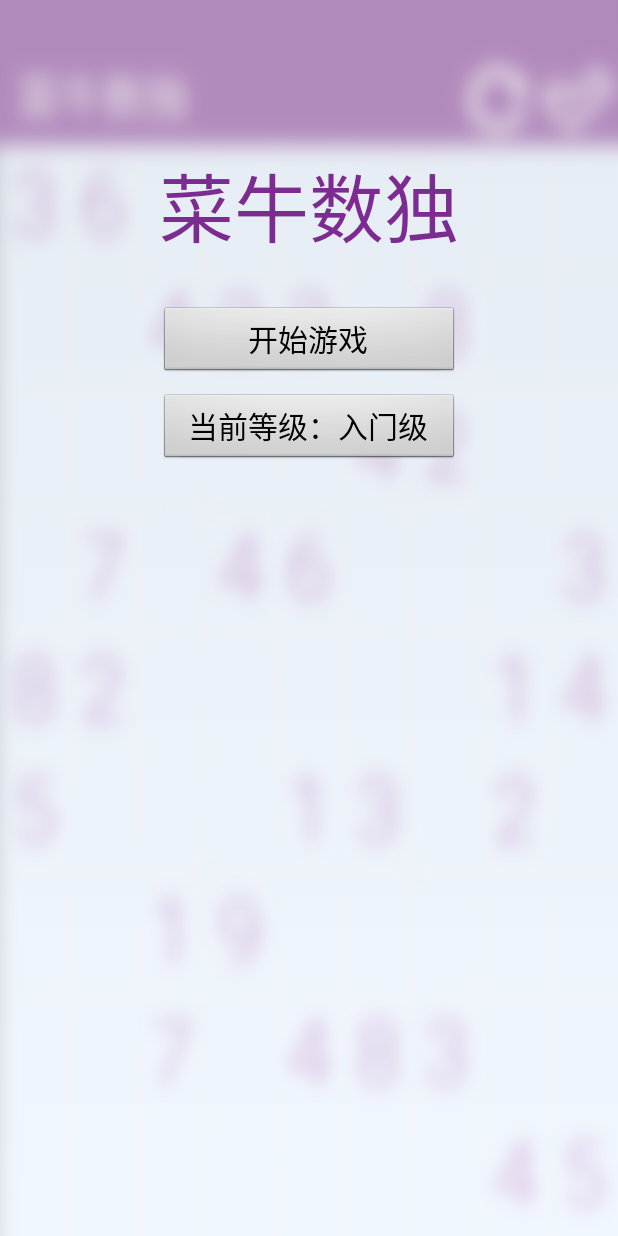
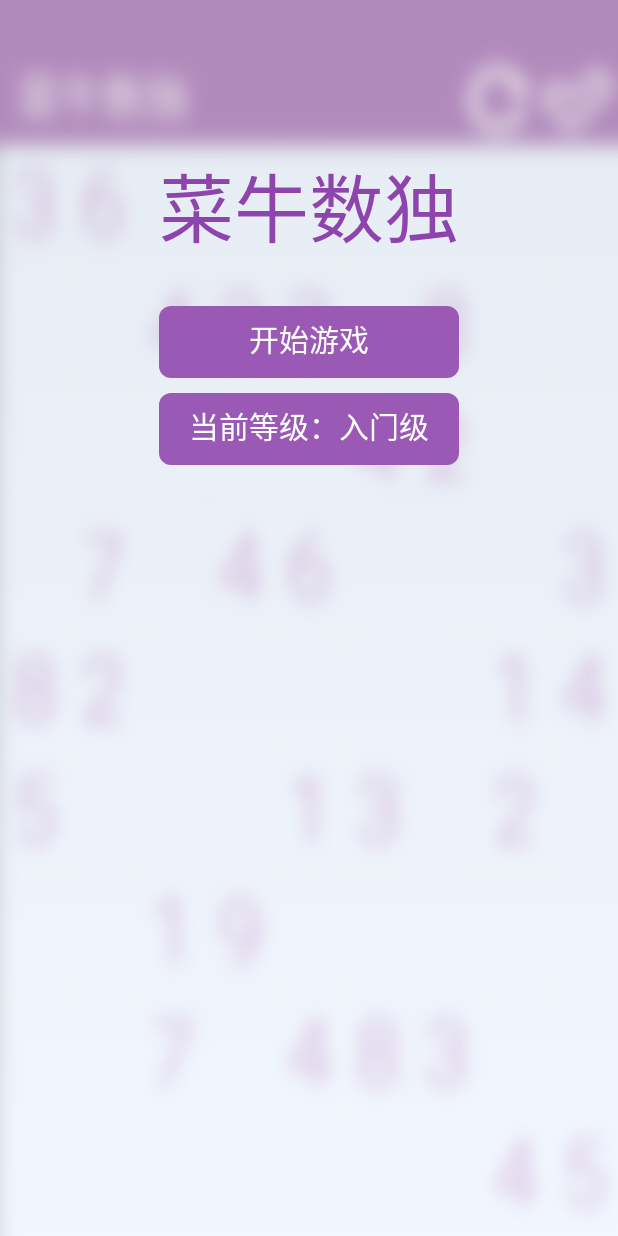
Before and after one commit to benxhinGH/Sudo, an Android app: the screen it shows after launch (StartActivity), on a phone screen of 412 x 824 dp. Run offline under Robolectric (Android 15) with nearby library versions, the phone set to English and light mode, and no system bars.

Commit message:
增加自定义按钮LButton

```diff
--- a/app/build.gradle
+++ b/app/build.gradle
@@ -3,11 +3,10 @@ apply plugin: 'com.android.application'
 android {
     compileSdkVersion 23
     buildToolsVersion "23.0.3"
-
     defaultConfig {
         applicationId "com.lius.sudo"
-        minSdkVersion 15
-        targetSdkVersion 23
+        minSdkVersion 16
+        targetSdkVersion 16
         versionCode 1
         versionName "1.0"
     }
@@ -17,10 +16,12 @@ android {
             proguardFiles getDefaultProguardFile('proguard-android.txt'), 'proguard-rules.pro'
         }
     }
+    productFlavors {
+    }
 }
 
 dependencies {
-    compile fileTree(dir: 'libs', include: ['*.jar'])
+    compile fileTree(include: ['*.jar'], dir: 'libs')
     testCompile 'junit:junit:4.12'
     compile 'com.android.support:appcompat-v7:23.2.1'
 }
--- /dev/null
+++ b/app/src/main/java/com/lius/sudo/LButton.java
@@ -0,0 +1,60 @@
+package com.lius.sudo;
+
+import android.content.Context;
+import android.content.res.Resources;
+import android.graphics.drawable.ShapeDrawable;
+import android.graphics.drawable.StateListDrawable;
+import android.graphics.drawable.shapes.RoundRectShape;
+import android.util.AttributeSet;
+import android.view.MotionEvent;
+import android.view.View;
+import android.widget.Button;
+
+/**
+ * Created by lius on 16-5-5.
+ */
+public class LButton extends Button implements View.OnTouchListener{
+    private int mButtonColor;
+    private int mCornerRadius;
+    private int mShadowColor;
+
+    public LButton(Context context, AttributeSet attrs) {
+        super(context, attrs);
+        init();
+        customLButton();
+
+    }
+
+    public LButton(Context context) {
+        super(context);
+    }
+
+    private void init(){
+        Resources resources=getResources();
+        mButtonColor=resources.getColor(R.color.lbutton_default_color);
+        mCornerRadius=resources.getDimensionPixelSize(R.dimen.lbutton_default_cornerradius);
+        mShadowColor=resources.getColor(R.color.lbutton_default_shadow_color);
+
+    }
+    private void customLButton(){
+        StateListDrawable stateListDrawable=new StateListDrawable();
+        stateListDrawable.addState(new int[]{-android.R.attr.state_pressed},createDrawable(mButtonColor,mCornerRadius));
+        stateListDrawable.addState(new int[]{android.R.attr.state_pressed},createDrawable(mShadowColor,mCornerRadius));
+        this.setBackground(stateListDrawable);
+    }
+
+
+    private ShapeDrawable createDrawable(int color,int cornerRadius){
+        float[] outerRadius=new float[]{cornerRadius,cornerRadius,cornerRadius,cornerRadius,
+                cornerRadius,cornerRadius,cornerRadius,cornerRadius};
+        RoundRectShape roundRectShape=new RoundRectShape(outerRadius,null,null);
+        ShapeDrawable shapeDrawable=new ShapeDrawable(roundRectShape);
+        shapeDrawable.getPaint().setColor(color);
+        return shapeDrawable;
+    }
+
+    @Override
+    public boolean onTouch(View view, MotionEvent motionEvent) {
+        return false;
+    }
+}
--- a/app/src/main/res/layout/startlayout.xml
+++ b/app/src/main/res/layout/startlayout.xml
@@ -12,23 +12,27 @@
         android:textColor="@color/purple"
         android:layout_centerHorizontal="true"
         android:layout_marginTop="100dp"/>
-    <Button
-        android:layout_width="200dp"
+    <com.lius.sudo.LButton
+        android:layout_width="wrap_content"
         android:layout_height="wrap_content"
+        android:minWidth="200dp"
         android:id="@+id/startgame_button"
         android:text="开始游戏"
-        android:layout_below="@id/nametextview"
+        android:layout_below="@+id/nametextview"
+        android:layout_centerHorizontal="true"
         android:layout_marginTop="30dp"
-        android:layout_centerHorizontal="true"
-        android:textSize="20dp"/>
-    <Button
-        android:layout_width="200dp"
+        android:textSize="20dp"
+        android:textColor="#ffffff"/>
+    <com.lius.sudo.LButton
+        android:layout_width="wrap_content"
         android:layout_height="wrap_content"
+        android:minWidth="200dp"
         android:id="@+id/level_button"
         android:text="当前等级：入门级"
         android:layout_below="@+id/startgame_button"
+        android:layout_centerHorizontal="true"
         android:layout_marginTop="10dp"
-        android:layout_centerHorizontal="true"
-        android:textSize="20dp"/>
+        android:textSize="20dp"
+        android:textColor="#ffffff"/>
 
 </RelativeLayout>
--- a/app/src/main/res/values/colors.xml
+++ b/app/src/main/res/values/colors.xml
@@ -7,7 +7,9 @@
     <color name="sudoWhite">#ffffff</color>
     <color name="sudoLight">#64c6d4ef</color>
     <color name="sudoDark">#6456648f</color>
-    <color name="purple">#7C2C90</color>
-    <color name="light_purple">#AB65BD</color>
+    <color name="purple">#8e44ad</color>
+    <color name="light_purple">#9b59b6</color>
+    <color name="lbutton_default_color">#9b59b6</color>
+    <color name="lbutton_default_shadow_color">#8e44ad</color>
 
 </resources>
--- /dev/null
+++ b/app/src/main/res/values/dimens.xml
@@ -0,0 +1,4 @@
+<?xml version="1.0" encoding="utf-8"?>
+<resources>
+    <dimen name="lbutton_default_cornerradius">8dp</dimen>
+</resources>
```
